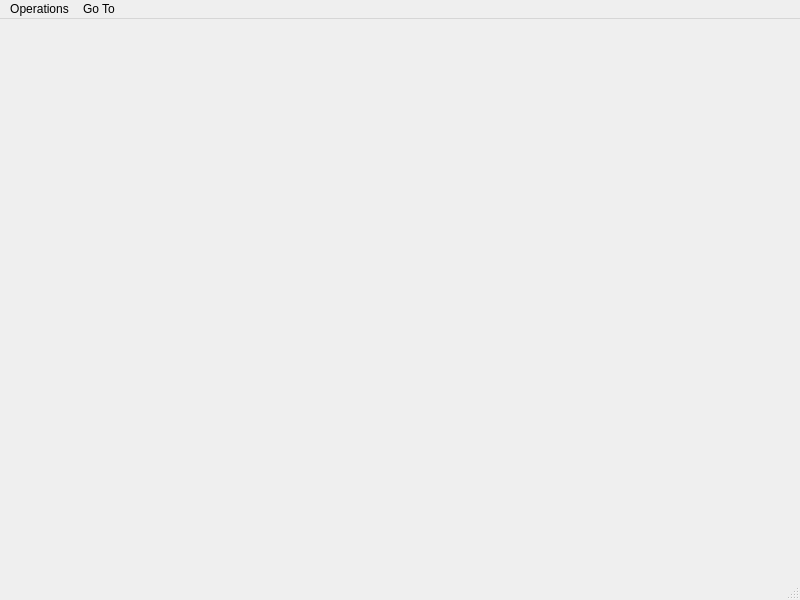
Above: GUI/SymposiumGui/directory.ui from RickZack/Symposium before the change. Below: the same form after it.
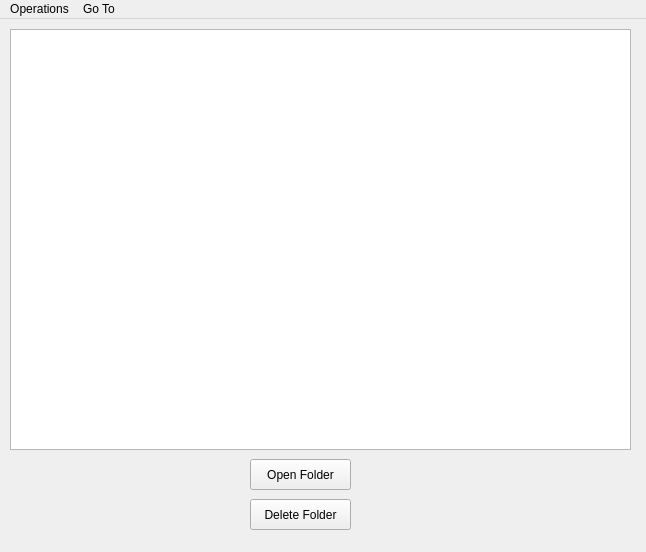
That is the form after the change.

Patch:
```diff
--- a/GUI/SymposiumGui/directory.ui
+++ b/GUI/SymposiumGui/directory.ui
@@ -6,35 +6,55 @@
    <rect>
     <x>0</x>
     <y>0</y>
-    <width>800</width>
-    <height>600</height>
+    <width>646</width>
+    <height>552</height>
    </rect>
   </property>
   <property name="windowTitle">
    <string>MainWindow</string>
   </property>
   <widget class="QWidget" name="centralwidget">
-   <widget class="QWidget" name="horizontalLayoutWidget">
+   <property name="minimumSize">
+    <size>
+     <width>646</width>
+     <height>0</height>
+    </size>
+   </property>
+   <widget class="QListWidget" name="myListWidget">
     <property name="geometry">
      <rect>
       <x>10</x>
-      <y>50</y>
-      <width>771</width>
-      <height>231</height>
+      <y>10</y>
+      <width>621</width>
+      <height>421</height>
      </rect>
     </property>
-    <layout class="QHBoxLayout" name="horizontalLayout"/>
    </widget>
-   <widget class="QWidget" name="horizontalLayoutWidget_2">
+   <widget class="QPushButton" name="pushButton">
     <property name="geometry">
      <rect>
-      <x>10</x>
-      <y>310</y>
-      <width>771</width>
-      <height>211</height>
+      <x>250</x>
+      <y>440</y>
+      <width>101</width>
+      <height>31</height>
      </rect>
     </property>
-    <layout class="QHBoxLayout" name="horizontalLayout_2"/>
+    <property name="text">
+     <string>Open Folder</string>
+    </property>
+   </widget>
+   <widget class="QPushButton" name="pushButton_2">
+    <property name="geometry">
+     <rect>
+      <x>250</x>
+      <y>480</y>
+      <width>101</width>
+      <height>31</height>
+     </rect>
+    </property>
+    <property name="text">
+     <string>Delete Folder</string>
+    </property>
    </widget>
   </widget>
   <widget class="QMenuBar" name="menubar">
@@ -42,7 +62,7 @@
     <rect>
      <x>0</x>
      <y>0</y>
-     <width>800</width>
+     <width>646</width>
      <height>26</height>
     </rect>
    </property>
@@ -70,7 +90,6 @@
    <addaction name="menuOperations"/>
    <addaction name="menuGo_To"/>
   </widget>
-  <widget class="QStatusBar" name="statusbar"/>
   <action name="actionDelete">
    <property name="text">
     <string>Delete</string>
```
Left out of the diff: 1 changed line with no effect on the pictures.
